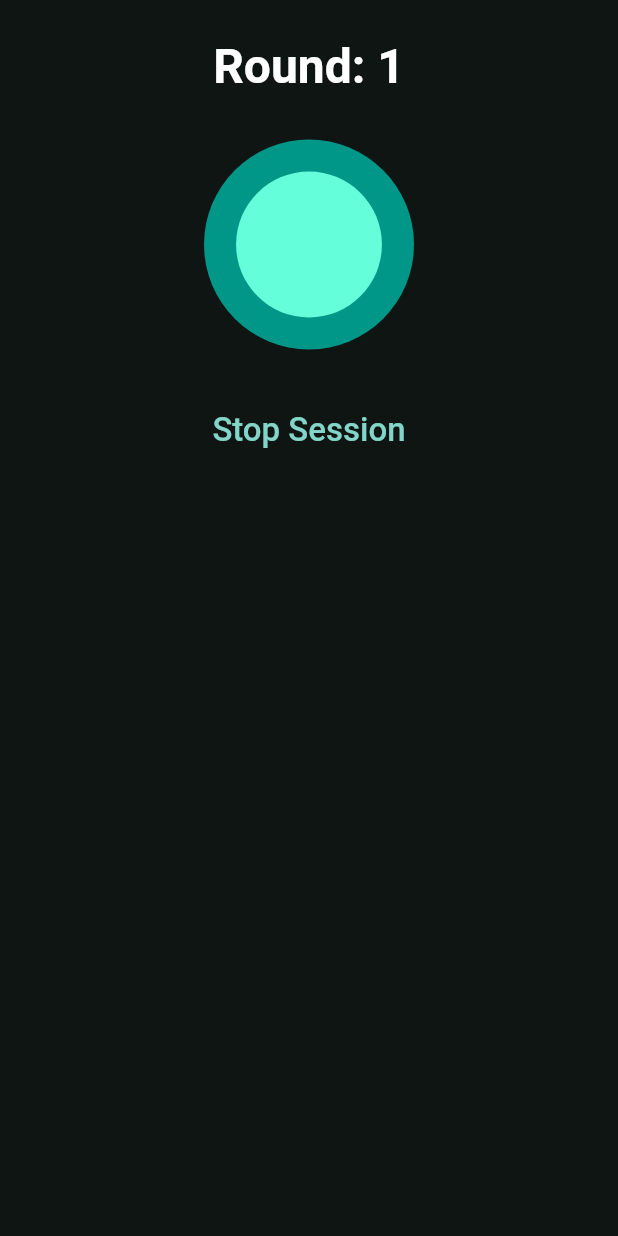
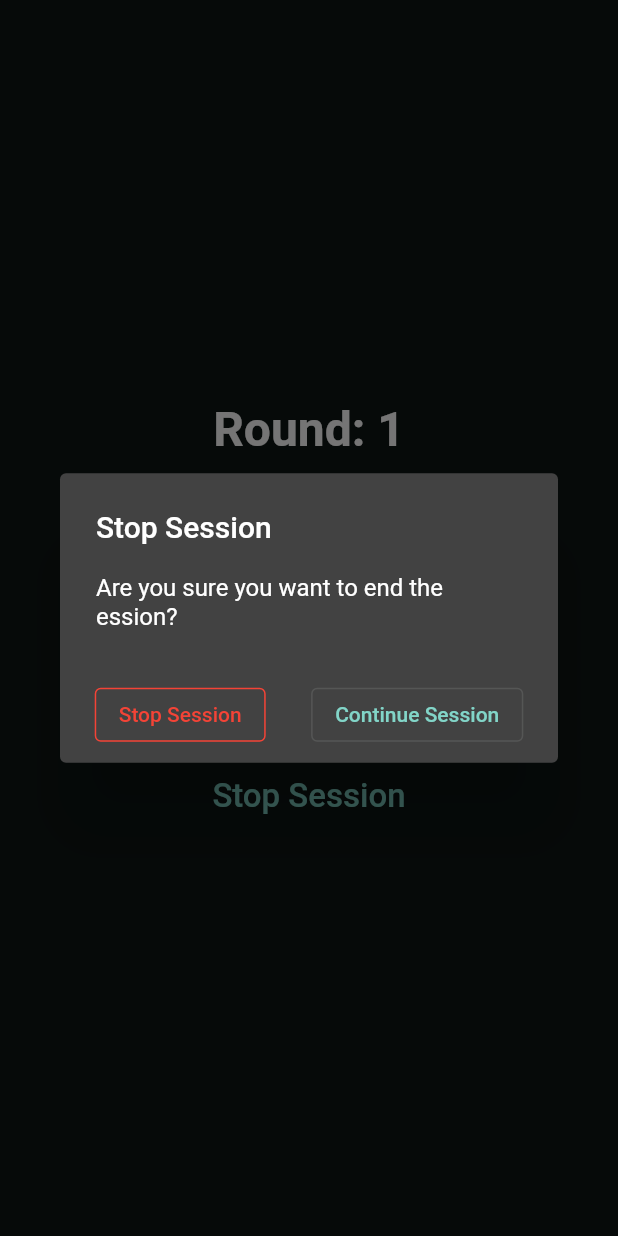
Before and after one commit to naoxio/inbreeze, a Flutter app: the ExercisePage screen opened by its route, after a tap on "Stop Session", on a phone screen of 412 x 824 dp. Run offline on Flutter 3.47's test engine with Material 2 defaults, Android fonts, the phone set to English and light mode, and no system bars; our stand-ins replace audioplayers, go_router, shared_preferences; accounts and stored records are empty.

```diff
--- a/lib/components/breathing_circle.dart
+++ b/lib/components/breathing_circle.dart
@@ -92,7 +92,7 @@ class BreathingCircle extends CustomPainter {
     paint2.color = Colors.tealAccent;
 
     double radius = _animation.value;
-    canvas.drawCircle(Offset(0.0, 100.0), 70, paint);
+    canvas.drawCircle(Offset(0.0, 100.0), 72, paint);
     canvas.drawCircle(Offset(0.0, 100.0), radius, paint2);
   }
 
--- a/lib/pages/exercise_page.dart
+++ b/lib/pages/exercise_page.dart
@@ -1,5 +1,6 @@
 import 'package:flutter/material.dart';
 import 'package:inner_breeze/components/breathing_circle.dart';
+import 'package:go_router/go_router.dart';
 
 
 class ExercisePage extends StatefulWidget {
@@ -9,6 +10,45 @@ class ExercisePage extends StatefulWidget {
   State<ExercisePage> createState() => _ExercisePageState();
 }
 
+void _showExitConfirmationDialog(BuildContext context) {
+  showDialog(
+    context: context,
+    builder: (BuildContext context) {
+      return AlertDialog(
+        title: Text('Stop Session'),
+        content: Text('Are you sure you want to end the ession?'), // Reworded as per your request
+        actions: <Widget>[
+          Row(
+            mainAxisAlignment: MainAxisAlignment.spaceAround,
+            children: [
+              OutlinedButton(
+                onPressed: () {
+                  // Logic to stop the session goes here
+                  Navigator.of(context).pop(); // Close the dialog
+                  context.go('/');
+
+                },
+                style: OutlinedButton.styleFrom(
+                  side: BorderSide(color: Colors.red),
+                ),
+                child: Text(
+                  'Stop Session',
+                  style: TextStyle(color: Colors.red),
+                ),
+              ),
+              OutlinedButton(
+                onPressed: () {
+                  Navigator.of(context).pop(); // Just close the dialog
+                },
+                child: Text('Continue Session'),
+              ),
+            ],
+          ),
+        ],
+      );
+    },
+  );
+}
 class _ExercisePageState extends State<ExercisePage> {
   var tempo = 2.0;
   var round = 1;
@@ -17,11 +57,9 @@ class _ExercisePageState extends State<ExercisePage> {
   @override
   Widget build(BuildContext context) {
     return Scaffold(
-      body: SingleChildScrollView(
+      body: Center(
+        child: Padding(
           padding: EdgeInsets.all(25.0),
-
-        child: Center(
-
           child: Column(
 
             mainAxisAlignment: MainAxisAlignment.center,
@@ -36,16 +74,20 @@ class _ExercisePageState extends State<ExercisePage> {
               ),
               AnimatedBreathingCircle(tempo: tempo, volume: volume),
               SizedBox(height: 200),
-              TextButton(
-                onPressed: () => {},
+              SizedBox(
+                height: 52,
+                child: TextButton(
+                  onPressed: () => _showExitConfirmationDialog(context),
                   child:
                     Text(
                       'Stop Session',
                       style: TextStyle(
                         fontSize: 22.0,
                       ),
+
                     )
                     ,
+                ),
               )
             ],
           ),
```
Also changed, not shown: lib/pages/settings_page.dart (+10 -2 lines). Lines whose indentation alone changed are shown as unchanged.
